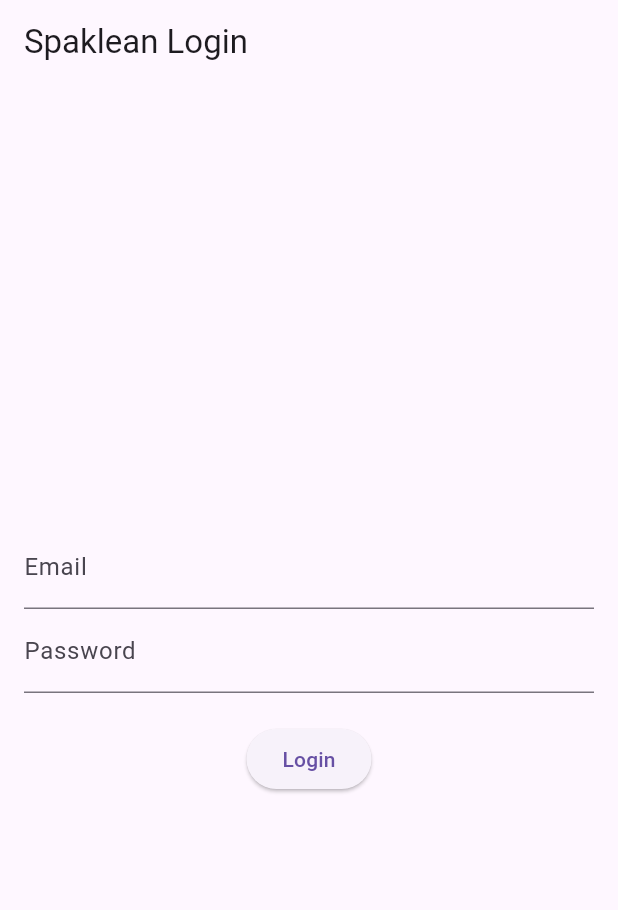
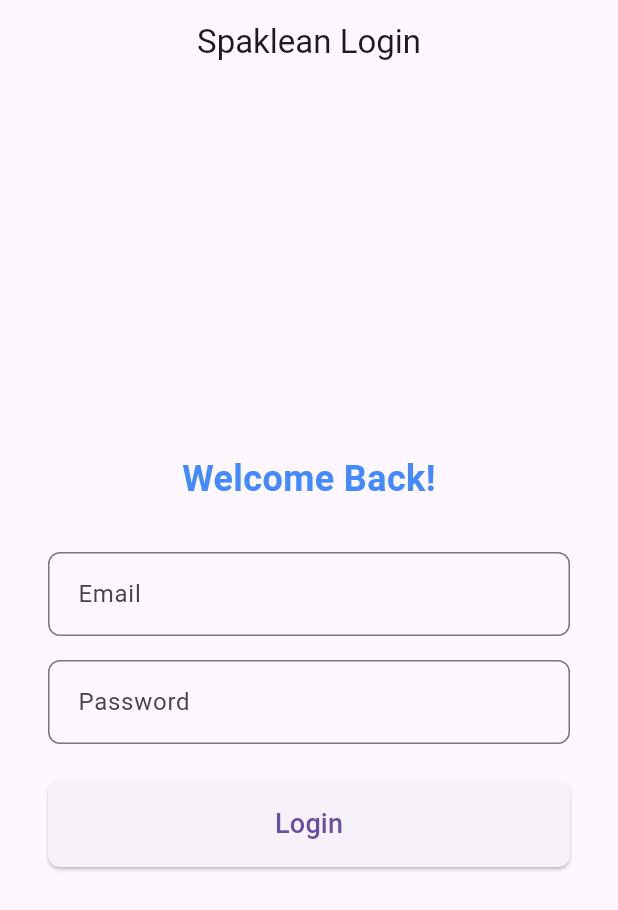
Before and after one commit to bbnoni/SpakleanAppProdFlutter, a Flutter app: the screen it shows after launch, on a phone screen of 412 x 824 dp. Shown: the top 910 px of the screen. Run offline on Flutter 3.47's test engine with Material 3 defaults, Android fonts, the phone set to English and light mode, and no system bars; our stand-ins replace flutter_secure_storage.

Commit message:
Updated overall design

```diff
--- a/lib/screens/login_screen.dart
+++ b/lib/screens/login_screen.dart
@@ -55,8 +55,7 @@ class _LoginScreenState extends State<LoginScreen> {
         final role = responseData['role'];
         final userId = responseData['user_id'];
         final accessToken = responseData['access_token']; // Fetch access token
-        final passwordChangeRequired = responseData[
-            'password_change_required']; // Check if password change is required
+        final passwordChangeRequired = responseData['password_change_required'];
 
         if (userId == null) {
           throw Exception("User ID is null");
@@ -122,29 +121,69 @@ class _LoginScreenState extends State<LoginScreen> {
     return Scaffold(
       appBar: AppBar(
         title: const Text("Spaklean Login"),
+        centerTitle: true,
       ),
-      body: Padding(
-        padding: const EdgeInsets.all(16.0),
+      body: Center(
+        child: Padding(
+          padding: const EdgeInsets.symmetric(horizontal: 32.0),
           child: Column(
             mainAxisAlignment: MainAxisAlignment.center,
+            crossAxisAlignment: CrossAxisAlignment.stretch,
             children: <Widget>[
+              const Text(
+                'Welcome Back!',
+                textAlign: TextAlign.center,
+                style: TextStyle(
+                  fontSize: 24,
+                  fontWeight: FontWeight.bold,
+                  color: Colors.blueAccent,
+                ),
+              ),
+              const SizedBox(height: 32), // Add spacing
               TextField(
                 controller: _emailController,
-              decoration: const InputDecoration(labelText: 'Email'),
+                keyboardType: TextInputType.emailAddress,
+                decoration: InputDecoration(
+                  labelText: 'Email',
+                  border: OutlineInputBorder(
+                    borderRadius: BorderRadius.circular(8.0),
                   ),
+                  contentPadding: const EdgeInsets.symmetric(
+                      vertical: 16.0, horizontal: 16.0),
+                ),
+              ),
+              const SizedBox(height: 16), // Add spacing between input fields
               TextField(
                 controller: _passwordController,
                 obscureText: true,
-              decoration: const InputDecoration(labelText: 'Password'),
+                decoration: InputDecoration(
+                  labelText: 'Password',
+                  border: OutlineInputBorder(
+                    borderRadius: BorderRadius.circular(8.0),
                   ),
-            const SizedBox(height: 20),
+                  contentPadding: const EdgeInsets.symmetric(
+                      vertical: 16.0, horizontal: 16.0),
+                ),
+              ),
+              const SizedBox(height: 24), // Add more space above login button
               _isLoading
-                ? const CircularProgressIndicator() // Show loading indicator
+                  ? const Center(
+                      child: CircularProgressIndicator()) // Loading indicator
                   : ElevatedButton(
                       onPressed: _login,
-                    child: const Text('Login'),
+                      style: ElevatedButton.styleFrom(
+                        padding: const EdgeInsets.symmetric(vertical: 16.0),
+                        shape: RoundedRectangleBorder(
+                          borderRadius: BorderRadius.circular(8.0),
+                        ),
+                      ),
+                      child: const Text(
+                        'Login',
+                        style: TextStyle(fontSize: 18),
+                      ),
                     ),
             ],
+          ),
         ),
       ),
     );
```
Also changed, not shown: lib/screens/checkpoint_screen.dart (+6 -2 lines), lib/screens/scoreboard_screen.dart (+21 -8 lines), lib/screens/zone_detail_screen.dart (+49 -44 lines). Lines whose indentation alone changed are shown as unchanged.
